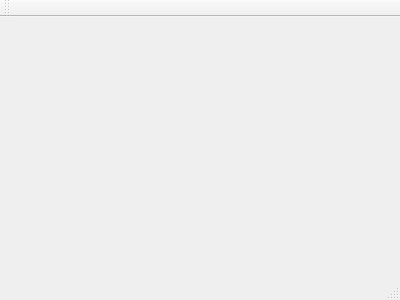
First picture: the form in FactorioProductionAnalyzer/mainwindow.ui, repository agrutter87/FactorioProductionAnalyzer, before the edit.
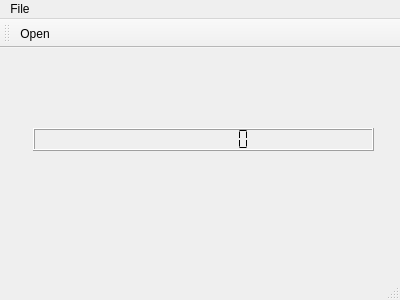
Second picture: the form after the edit. Icons and pictures are not drawn.

The edit to the form file:
```diff
--- a/FactorioProductionAnalyzer/mainwindow.ui
+++ b/FactorioProductionAnalyzer/mainwindow.ui
@@ -12,13 +12,76 @@
   <property name="windowTitle" >
    <string>MainWindow</string>
   </property>
-  <widget class="QMenuBar" name="menuBar" />
-  <widget class="QToolBar" name="mainToolBar" />
-  <widget class="QWidget" name="centralWidget" />
-  <widget class="QStatusBar" name="statusBar" />
+  <widget class="QWidget" name="centralWidget">
+   <widget class="QLCDNumber" name="lcdNumber">
+    <property name="geometry">
+     <rect>
+      <x>33</x>
+      <y>80</y>
+      <width>341</width>
+      <height>23</height>
+     </rect>
+    </property>
+    <property name="smallDecimalPoint">
+     <bool>false</bool>
+    </property>
+    <property name="digitCount">
+     <number>9</number>
+    </property>
+    <property name="segmentStyle">
+     <enum>QLCDNumber::Flat</enum>
+    </property>
+   </widget>
+  </widget>
+  <widget class="QMenuBar" name="menuBar">
+   <property name="geometry">
+    <rect>
+     <x>0</x>
+     <y>0</y>
+     <width>400</width>
+     <height>24</height>
+    </rect>
+   </property>
+   <widget class="QMenu" name="menuFile">
+    <property name="title">
+     <string>File</string>
+    </property>
+    <addaction name="actionOpen"/>
+   </widget>
+   <addaction name="menuFile"/>
+  </widget>
+  <widget class="QToolBar" name="mainToolBar">
+   <property name="movable">
+    <bool>true</bool>
+   </property>
+   <attribute name="toolBarArea">
+    <enum>TopToolBarArea</enum>
+   </attribute>
+   <attribute name="toolBarBreak">
+    <bool>false</bool>
+   </attribute>
+   <addaction name="actionOpen"/>
+  </widget>
+  <widget class="QStatusBar" name="statusBar"/>
+  <action name="actionOpen">
+   <property name="icon">
+    <iconset resource="mainwindow.qrc">
+     <normaloff>:/images/open.png</normaloff>:/images/open.png</iconset>
+   </property>
+   <property name="text">
+    <string>Open...</string>
+   </property>
+   <property name="toolTip">
+    <string>Opens a data file</string>
+   </property>
+   <property name="shortcut">
+    <string>Ctrl+O</string>
+   </property>
+  </action>
  </widget>
- <layoutDefault spacing="6" margin="11" />
- <pixmapfunction></pixmapfunction>
- <resources/>
+ <layoutdefault spacing="6" margin="11"/>
+ <resources>
+  <include location="mainwindow.qrc"/>
+ </resources>
  <connections/>
 </ui>
```
Left out of the diff: 7 changed lines with no effect on the pictures.
